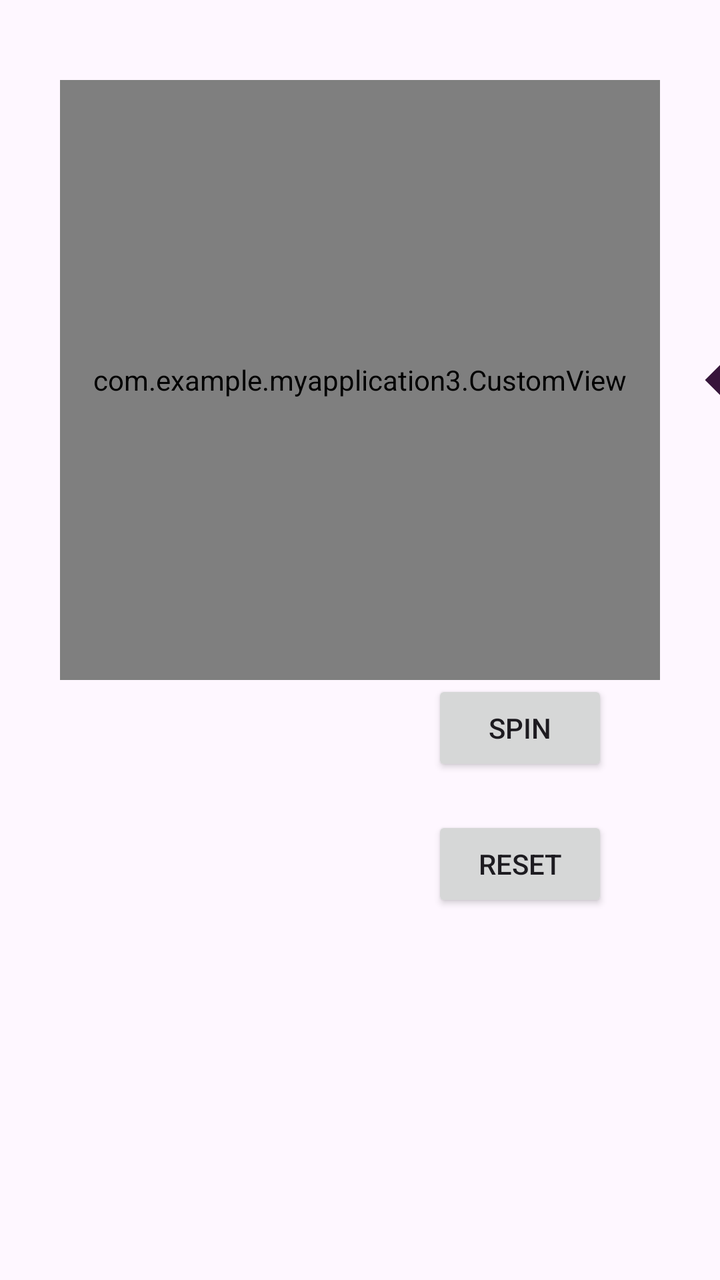
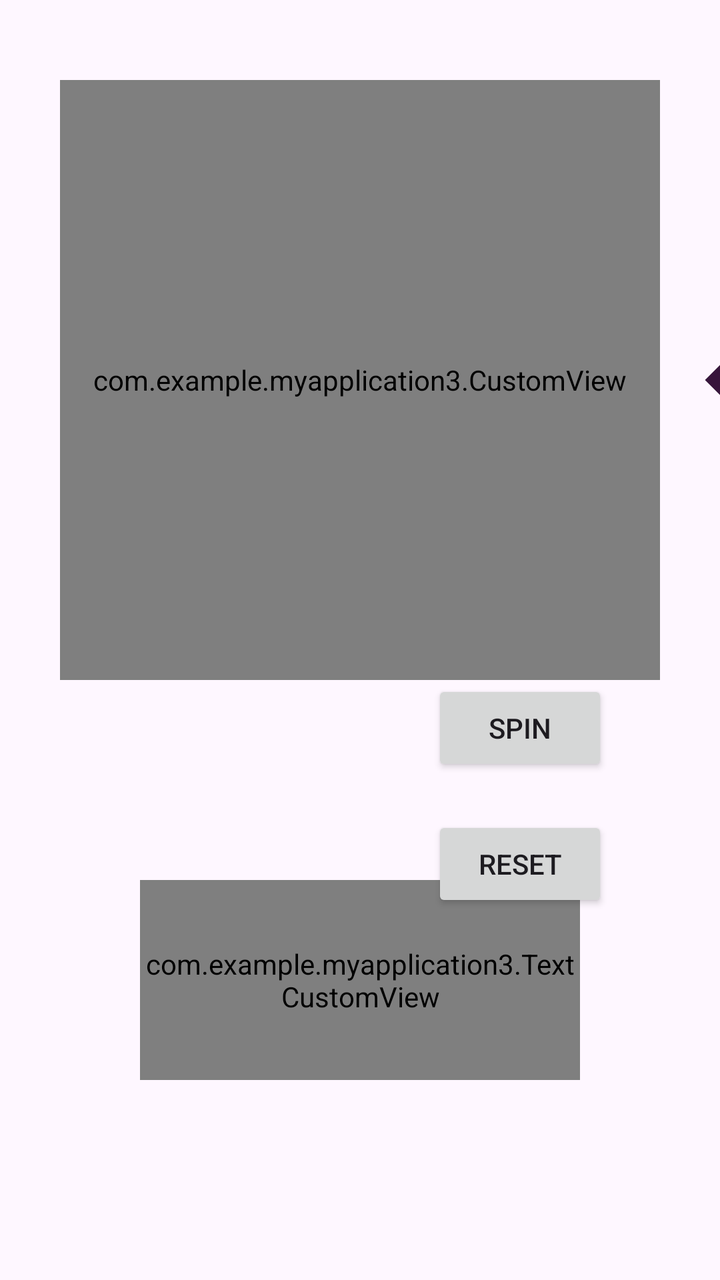

The first picture is an Android layout as it rendered before a commit; the second is the same layout after the commit. The layout source and the unified diff follow.
<!-- AndroidManifest.xml: application theme Theme.MyApplication3 -->
<!-- res/layout/activity_main.xml -->
<?xml version="1.0" encoding="utf-8"?>
<androidx.constraintlayout.widget.ConstraintLayout xmlns:android="http://schemas.android.com/apk/res/android"
    xmlns:app="http://schemas.android.com/apk/res-auto"
    xmlns:tools="http://schemas.android.com/tools"
    android:id="@+id/main"
    android:layout_width="match_parent"
    android:layout_height="match_parent"
    tools:context=".MainActivity">

    <com.example.myapplication3.CustomView
        android:id="@+id/customView"
        android:layout_width="300dp"
        android:layout_height="300dp"
        android:layout_marginTop="40dp"
        app:layout_constraintEnd_toEndOf="parent"
        app:layout_constraintStart_toStartOf="parent"
        app:layout_constraintTop_toTopOf="parent" />

    <androidx.appcompat.widget.AppCompatButton
        android:id="@+id/spinBtn"
        android:layout_width="wrap_content"
        android:layout_height="wrap_content"
        android:layout_marginEnd="56dp"
        android:text="Spin"
        app:layout_constraintEnd_toEndOf="parent"
        app:layout_constraintTop_toBottomOf="@+id/customView" />

    <androidx.appcompat.widget.AppCompatButton
        android:id="@+id/resBtn"
        android:layout_width="wrap_content"
        android:layout_height="wrap_content"
        android:layout_marginTop="20dp"
        android:layout_marginEnd="56dp"
        android:text="Reset"
        app:layout_constraintEnd_toEndOf="parent"
        app:layout_constraintTop_toBottomOf="@+id/spinBtn" />

    <ImageView
        android:id="@+id/arrow"
        android:layout_width="60dp"
        android:layout_height="60dp"
        android:src="@drawable/outline_arrow_left_24"
        app:layout_constraintBottom_toBottomOf="@id/customView"
        app:layout_constraintStart_toEndOf="@+id/customView"
        app:layout_constraintTop_toTopOf="@+id/customView" />

</androidx.constraintlayout.widget.ConstraintLayout>
<!-- resources referenced by this layout -->
<resources>
  <!-- drawable outline_arrow_left_24 (drawable) -->
  <vector xmlns:android="http://schemas.android.com/apk/res/android" android:autoMirrored="true" android:height="24dp" android:tint="#37153B" android:viewportHeight="960" android:viewportWidth="960" android:width="24dp">
        
      <path android:fillColor="@android:color/white" android:pathData="M560,680L360,480L560,280L560,680Z"/>
      
  </vector>
  <style name="Theme.MyApplication3" parent="Base.Theme.MyApplication3" />
  <style name="Base.Theme.MyApplication3" parent="Theme.Material3.DayNight.NoActionBar">
          
          
      </style>
</resources>

<!-- the commit's change to res/layout/activity_main.xml (unified diff, before → after) -->
@@ -44,4 +44,13 @@
         app:layout_constraintStart_toEndOf="@+id/customView"
         app:layout_constraintTop_toTopOf="@+id/customView" />
 
+    <com.example.myapplication3.TextCustomView
+        android:id="@+id/tv"
+        android:layout_width="220dp"
+        android:layout_height="100dp"
+        app:layout_constraintBottom_toBottomOf="@id/main"
+        app:layout_constraintEnd_toEndOf="@id/main"
+        app:layout_constraintStart_toStartOf="@id/main"
+        android:layout_marginBottom="100dp"/>
+
 </androidx.constraintlayout.widget.ConstraintLayout>
